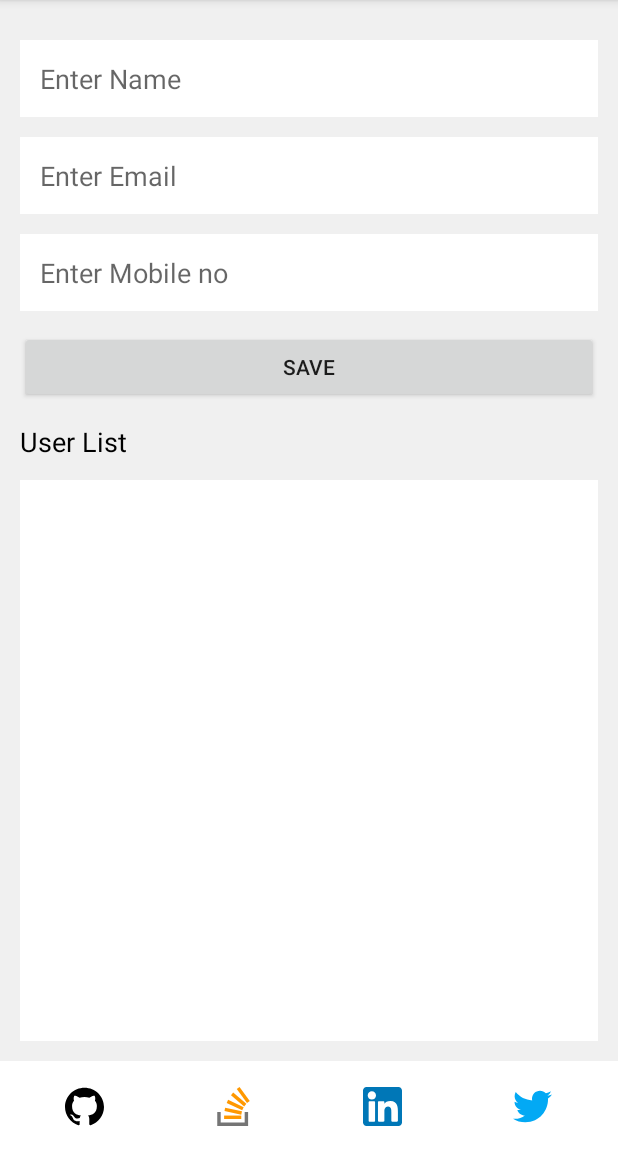
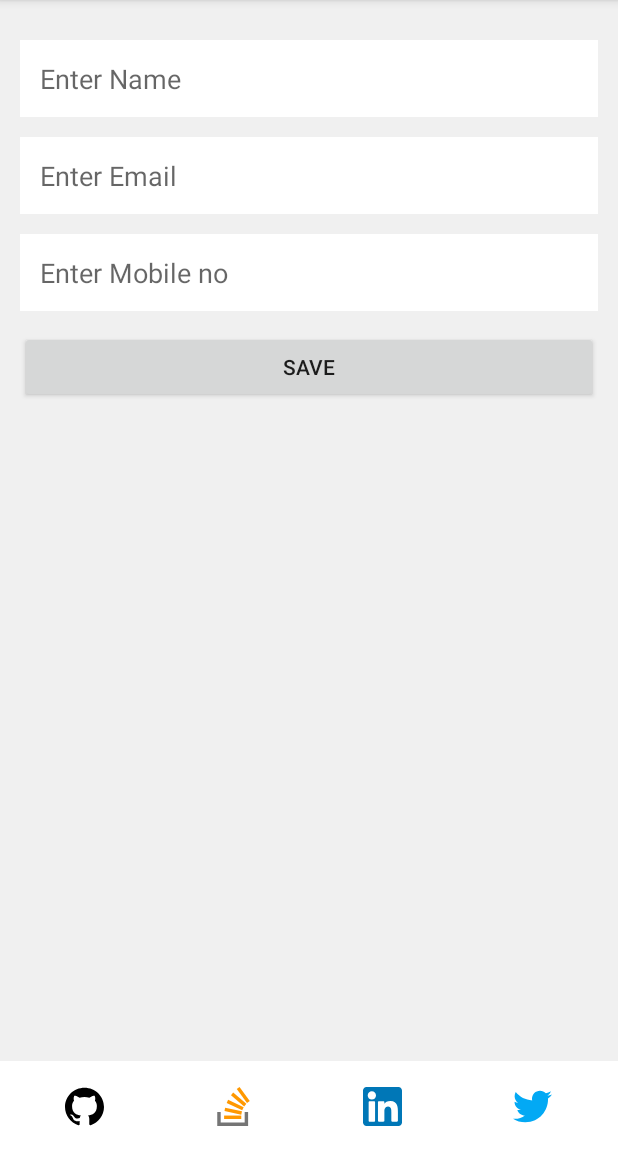
Before and after one commit to Vijaysakhareliya/RoomDatabase, an Android app: the screen it shows after launch (MainActivity), on a phone screen of 412 x 824 dp, the part 84-1236 px from its top. Run offline under Robolectric (Android 15) with nearby library versions, the phone set to English and light mode, and no system bars; our stand-ins replace Room's generated code, data binding, sdp/ssp sizes.

Commit message:
Improvment in Code

```diff
--- a/app/src/main/AndroidManifest.xml
+++ b/app/src/main/AndroidManifest.xml
@@ -9,7 +9,7 @@
         android:roundIcon="@mipmap/ic_launcher_round"
         android:supportsRtl="true"
         android:theme="@style/AppTheme">
-        <activity android:name=".MainActivity">
+        <activity android:name=".main.MainActivity">
             <intent-filter>
                 <action android:name="android.intent.action.MAIN" />
 
--- a/app/src/main/java/com/roomdatabase/database/AppDatabase.kt
+++ b/app/src/main/java/com/roomdatabase/database/AppDatabase.kt
@@ -4,7 +4,7 @@ import android.content.Context
 import androidx.room.Database
 import androidx.room.Room
 import androidx.room.RoomDatabase
-import com.roomdatabase.UserModel
+import com.roomdatabase.main.UserModel
 
 /**
  * @Database : Create database for application
--- a/app/src/main/java/com/roomdatabase/database/UserDao.kt
+++ b/app/src/main/java/com/roomdatabase/database/UserDao.kt
@@ -1,7 +1,7 @@
 package com.roomdatabase.database
 
 import androidx.room.*
-import com.roomdatabase.UserModel
+import com.roomdatabase.main.UserModel
 
 /**
  * Dao : Data access object
--- a/app/src/main/java/com/roomdatabase/MainActivity.kt
+++ b/app/src/main/java/com/roomdatabase/main/MainActivity.kt
@@ -1,28 +1,33 @@
-package com.roomdatabase
+package com.roomdatabase.main
 
 import android.content.Context
 import android.content.Intent
 import android.net.Uri
 import android.os.AsyncTask
 import android.os.Bundle
+import android.view.View
 import androidx.appcompat.app.AppCompatActivity
 import androidx.databinding.DataBindingUtil
+import com.roomdatabase.R
 import com.roomdatabase.database.AppDatabase
 import com.roomdatabase.database.UserDao
 import com.roomdatabase.databinding.ActivityMainBinding
+import com.roomdatabase.toast
 
 
 class MainActivity : AppCompatActivity(), MainContract.MainView {
 
     private lateinit var mContext: Context
     private lateinit var mBinding : ActivityMainBinding
-    private lateinit var mPresenter : MainPresenter
+    private lateinit var mPresenter : MainContract.MainPresenter
     private lateinit var mDatabase: AppDatabase
     private lateinit var mUserDao: UserDao
 
     override fun onCreate(savedInstanceState: Bundle?) {
         super.onCreate(savedInstanceState)
-        mBinding = DataBindingUtil.setContentView(this, R.layout.activity_main)
+        mBinding = DataBindingUtil.setContentView(this,
+            R.layout.activity_main
+        )
 
         mContext = this@MainActivity
 
@@ -49,7 +54,8 @@ class MainActivity : AppCompatActivity(), MainContract.MainView {
     //Insert data in Database with AsyncTask
     override fun insertData(stName: String, stEmail: String, stMobileNo: String) {
         AsyncTask.execute {
-            val userData = UserModel(stName, stEmail, stMobileNo)
+            val userData =
+                UserModel(stName, stEmail, stMobileNo)
             mUserDao.addUser(userData)
 
             runOnUiThread {
@@ -67,6 +73,9 @@ class MainActivity : AppCompatActivity(), MainContract.MainView {
             runOnUiThread {
                 if (listData.isNotEmpty()) {
                     setAdapterData(listData)
+                    mBinding.linearUserList.visibility = View.VISIBLE
+                } else {
+                    mBinding.linearUserList.visibility = View.GONE
                 }
             }
         }
--- a/app/src/main/java/com/roomdatabase/MainContract.kt
+++ b/app/src/main/java/com/roomdatabase/main/MainContract.kt
@@ -1,4 +1,4 @@
-package com.roomdatabase
+package com.roomdatabase.main
 
 interface MainContract {
     interface MainPresenter {
--- a/app/src/main/java/com/roomdatabase/MainPresenter.kt
+++ b/app/src/main/java/com/roomdatabase/main/MainPresenter.kt
@@ -1,6 +1,11 @@
-package com.roomdatabase
+package com.roomdatabase.main
 
-class MainPresenter(var viewMain: MainContract.MainView) : MainContract.MainPresenter {
+import com.roomdatabase.isStringCheck
+import com.roomdatabase.isValidEmail
+import com.roomdatabase.isValidPhone
+
+class MainPresenter(var viewMain: MainContract.MainView) :
+    MainContract.MainPresenter {
     override fun checkValidation(stName: String, stEmail: String, stMobileNo: String) {
         if (!isStringCheck(stName)) {
             viewMain.showError("Enter Name")
--- a/app/src/main/java/com/roomdatabase/UserAdapter.kt
+++ b/app/src/main/java/com/roomdatabase/main/UserAdapter.kt
@@ -1,12 +1,13 @@
-package com.roomdatabase
+package com.roomdatabase.main
 
 import android.view.LayoutInflater
 import android.view.ViewGroup
 import androidx.databinding.DataBindingUtil
 import androidx.recyclerview.widget.RecyclerView
+import com.roomdatabase.R
 import com.roomdatabase.databinding.ItemUserBinding
 
-class UserAdapter(var listUser: List<UserModel>, var mPresenter : MainPresenter) :
+class UserAdapter(private var listUser: List<UserModel>, var mPresenter : MainContract.MainPresenter) :
     RecyclerView.Adapter<UserAdapter.ItemViewHolder>() {
 
     inner class ItemViewHolder(
--- a/app/src/main/java/com/roomdatabase/UserModel.kt
+++ b/app/src/main/java/com/roomdatabase/main/UserModel.kt
@@ -1,4 +1,4 @@
-package com.roomdatabase
+package com.roomdatabase.main
 
 import androidx.room.ColumnInfo
 import androidx.room.Entity
--- a/app/src/main/res/layout/activity_main.xml
+++ b/app/src/main/res/layout/activity_main.xml
@@ -5,11 +5,8 @@
 
         <variable
             name="presenter"
-            type="com.roomdatabase.MainPresenter" />
+            type="com.roomdatabase.main.MainContract.MainPresenter" />
 
-        <variable
-            name="mActivity"
-            type="android.app.Activity" />
     </data>
 
     <LinearLayout xmlns:android="http://schemas.android.com/apk/res/android"
@@ -18,7 +15,7 @@
         android:layout_height="match_parent"
         android:background="#f0f0f0"
         android:orientation="vertical"
-        tools:context=".MainActivity">
+        tools:context=".main.MainActivity">
 
         <LinearLayout
             android:layout_width="match_parent"
@@ -67,6 +64,12 @@
                 android:onClick="@{()->presenter.checkValidation(edName.getText().toString(),edEmail.getText().toString(),edPhoneNo.getText().toString())}"
                 android:text="@string/save" />
 
+            <LinearLayout
+                android:id="@+id/linearUserList"
+                android:layout_width="match_parent"
+                android:layout_height="match_parent"
+                android:orientation="vertical">
+
             <androidx.appcompat.widget.AppCompatTextView
                 android:layout_width="match_parent"
                 android:layout_height="wrap_content"
@@ -84,6 +87,8 @@
                 android:layout_height="match_parent"
                 android:background="@color/white"
                 app:layoutManager="androidx.recyclerview.widget.LinearLayoutManager" />
+
+            </LinearLayout>
 
         </LinearLayout>
 
--- a/app/src/main/res/layout/item_user.xml
+++ b/app/src/main/res/layout/item_user.xml
@@ -9,15 +9,14 @@
 
         <variable
             name="userModel"
-            type="com.roomdatabase.UserModel" />
+            type="com.roomdatabase.main.UserModel" />
 
         <variable
             name="presenter"
-            type="com.roomdatabase.MainPresenter" />
+            type="com.roomdatabase.main.MainContract.MainPresenter" />
     </data>
 
     <LinearLayout xmlns:android="http://schemas.android.com/apk/res/android"
-        xmlns:tools="http://schemas.android.com/tools"
         android:layout_width="match_parent"
         android:layout_height="wrap_content"
         android:gravity="center_vertical"
```
Also changed, not shown: 3 other files.
